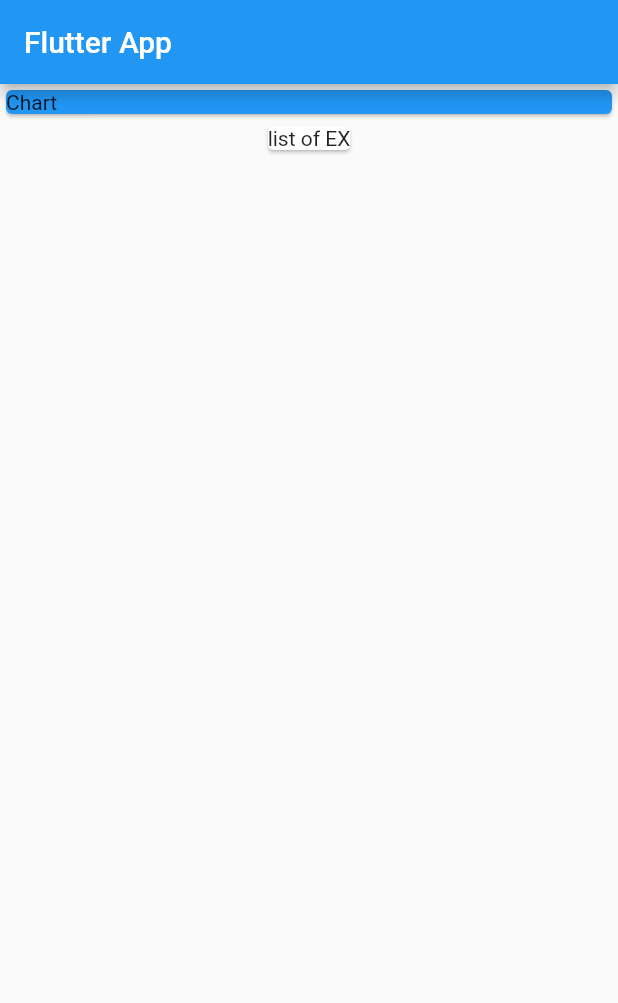
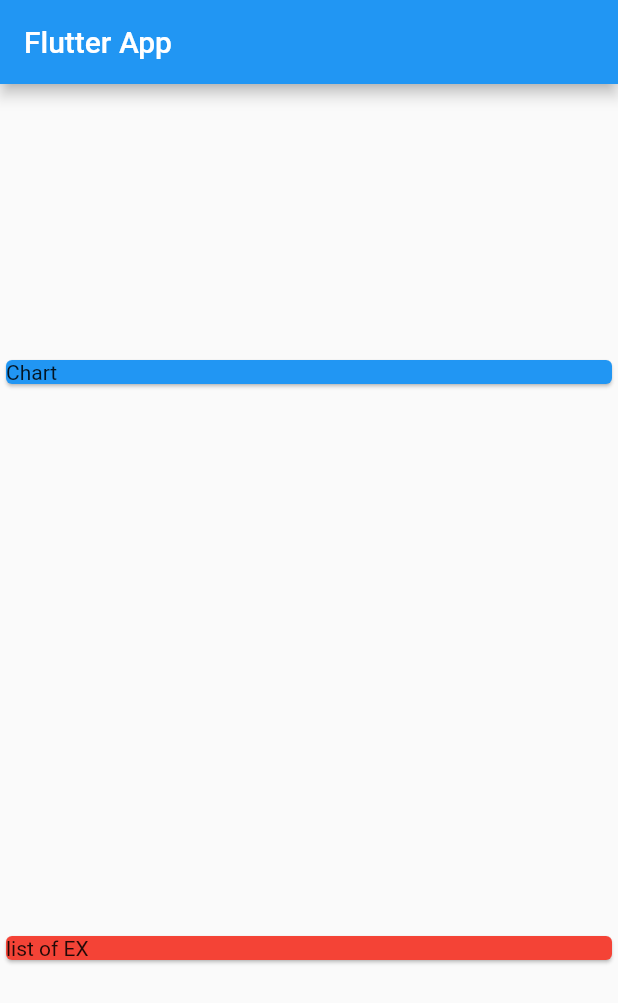
Before and after one commit to khld-musa/flutter-planner-app, a Flutter app: the screen it shows after launch, on a phone screen of 412 x 824 dp. Shown: the top 1003 px of the screen. Run offline on Flutter 3.47's test engine with Material 2 defaults, Android fonts, the phone set to English and light mode, and no system bars.

```diff
--- a/lib/main.dart
+++ b/lib/main.dart
@@ -1,4 +1,5 @@
 import 'package:flutter/material.dart';
+import './transaction.dart';
 
 void main() {
   runApp(const MyApp());
@@ -15,30 +16,46 @@ class MyApp extends StatelessWidget {
       theme: ThemeData(
         primarySwatch: Colors.blue,
       ),
-      home: const MyHomePage(title: 'Flutter Demo Home Page'),
+      home: MyHomePage(),
     );
   }
 }
 
 class MyHomePage extends StatelessWidget {
-  const MyHomePage({super.key, required String title});
+  final List<Transaction> transaction = [
+    Transaction(
+      amount: 69.99,
+      id: 't1',
+      title: 'New shose',
+      date: DateTime.now(),
+    ),
+        Transaction(
+      amount: 59.43,
+      id: 't1',
+      title: 'Weekly Groceries',
+      date: DateTime.now(),
+    ),
+  ];
 
   @override
   Widget build(BuildContext context) {
     return Scaffold(
       appBar: AppBar(
-        title: Text('Flutter App'),
+        title: const Text('Flutter App'),
       ),
       body: Column(
+        mainAxisAlignment: MainAxisAlignment.spaceAround,
+        crossAxisAlignment: CrossAxisAlignment.stretch,
         children: [
           Container(
             width: double.infinity,
-            child: Card(
+            child: const Card(
+              color: Colors.blue,
               child: Text('Chart'),
-              color: Colors.blue,
             ),
           ),
-          Card(
+          const Card(
+            color: Colors.red,
             child: Text('list of EX'),
           )
         ],
--- /dev/null
+++ b/lib/transaction.dart
@@ -0,0 +1,12 @@
+// ignore: empty_constructor_bodies
+class Transaction {
+  final String id;
+  final String title;
+  final double amount;
+  final DateTime date;
+  Transaction(
+      {required this.amount,
+      required this.date,
+      required this.id,
+      required this.title});
+}
```
